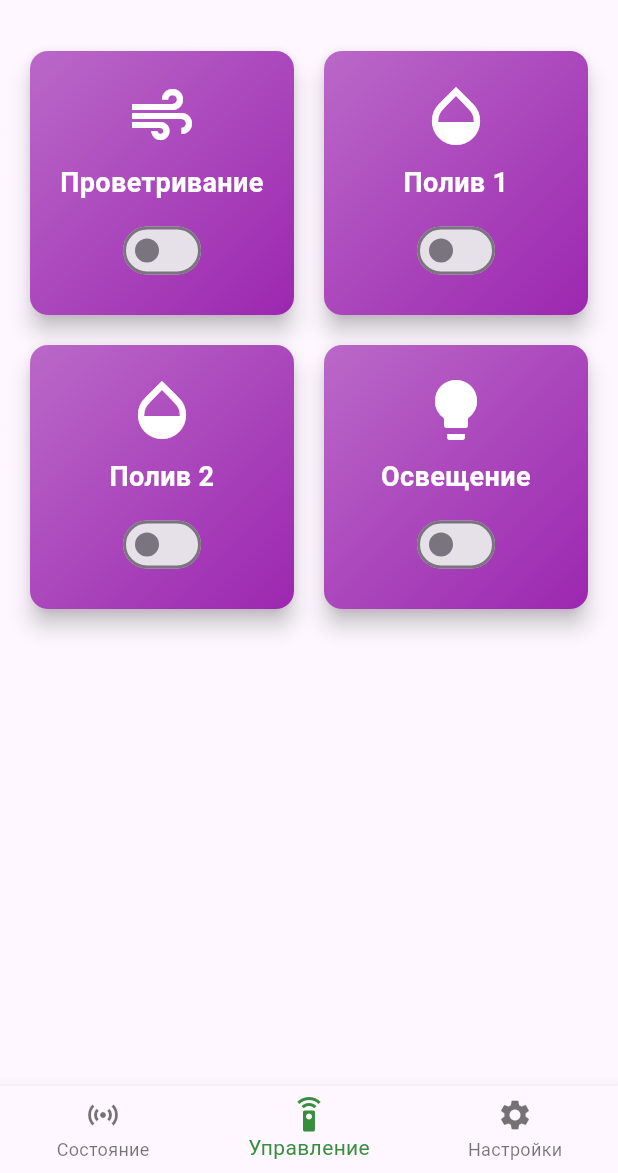
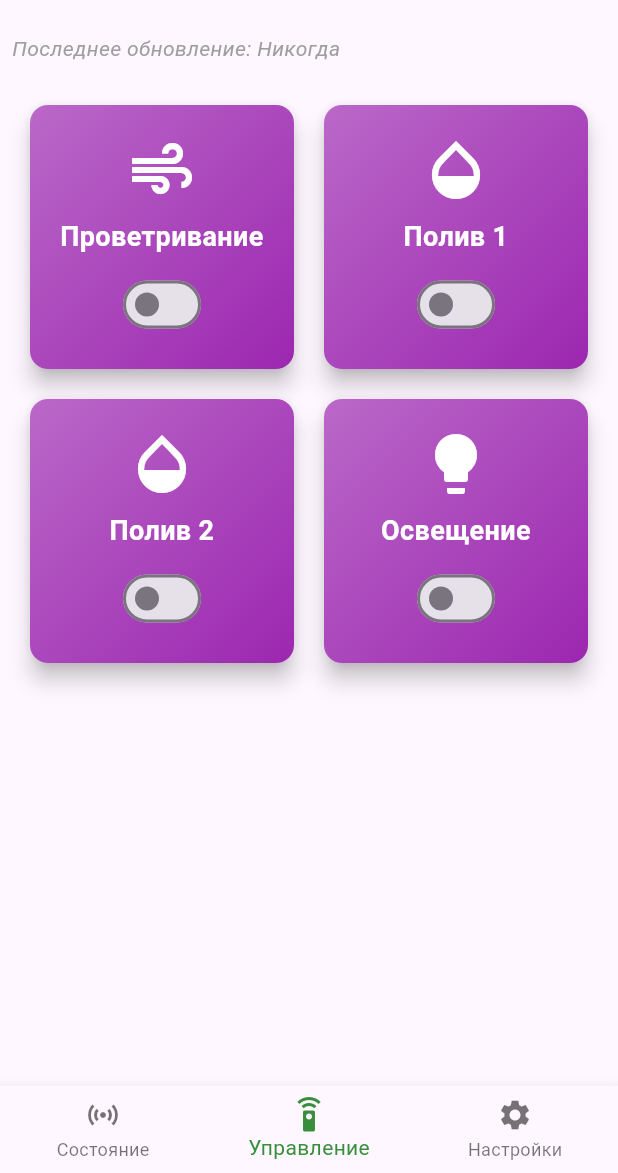
Before and after one commit to knowmaker/namer_app, a Flutter app: the screen it shows after launch, item 2 of the bottom bar chosen, on a phone screen of 412 x 824 dp, the part 63-1236 px from its top. Run offline on Flutter 3.47's test engine with Material 3 defaults, Android fonts, the phone set to English and light mode, and no system bars; network calls fail.

Commit message:
added last update

```diff
--- a/lib/control_screen.dart
+++ b/lib/control_screen.dart
@@ -15,6 +15,14 @@ class ControlScreenState extends State<ControlScreen> {
     'lighting': false,
   };
 
+  String lastUpdate = "Никогда";
+
+  @override
+  void initState() {
+    super.initState();
+    fetchControlState();
+  }
+
   Future<void> fetchControlState() async {
     final url = Uri.parse('http://alexandergh2023.tplinkdns.com/api/st/get');
     try {
@@ -28,6 +36,10 @@ class ControlScreenState extends State<ControlScreen> {
             'watering2': data['wSt2'] == 1,
             'lighting': data['lSt'] == 1,
           };
+          // Обновляем дату последнего обновления
+          final now = DateTime.now();
+          lastUpdate =
+              "${now.day.toString().padLeft(2, '0')}.${now.month.toString().padLeft(2, '0')}.${now.year} ${now.hour.toString().padLeft(2, '0')}:${now.minute.toString().padLeft(2, '0')}:${now.second.toString().padLeft(2, '0')}";
         });
       } else {
         print('Failed to fetch control state: ${response.statusCode}');
@@ -52,15 +64,26 @@ class ControlScreenState extends State<ControlScreen> {
   }
 
   @override
-  void initState() {
-    super.initState();
-    fetchControlState();
-  }
-
-  @override
   Widget build(BuildContext context) {
     return RefreshIndicator(
       onRefresh: fetchControlState,
+      child: Column(
+        children: [
+          Padding(
+            padding: const EdgeInsets.all(8.0),
+            child: Align(
+              alignment: Alignment.centerLeft,
+              child: Text(
+                'Последнее обновление: $lastUpdate',
+                style: TextStyle(
+                  fontSize: 14,
+                  color: Colors.grey,
+                  fontStyle: FontStyle.italic,
+                ),
+              ),
+            ),
+          ),
+          Expanded(
             child: GridView.count(
               crossAxisCount: 2,
               crossAxisSpacing: 12,
@@ -71,6 +94,9 @@ class ControlScreenState extends State<ControlScreen> {
                 buildControlCard('Полив 1', 'watering1', Icons.opacity),
                 buildControlCard('Полив 2', 'watering2', Icons.opacity_outlined),
                 buildControlCard('Освещение', 'lighting', Icons.lightbulb),
+              ],
+            ),
+          ),
         ],
       ),
     );
```
Also changed, not shown: lib/sensor_screen.dart (+32 -3 lines). Lines whose indentation alone changed are shown as unchanged.
